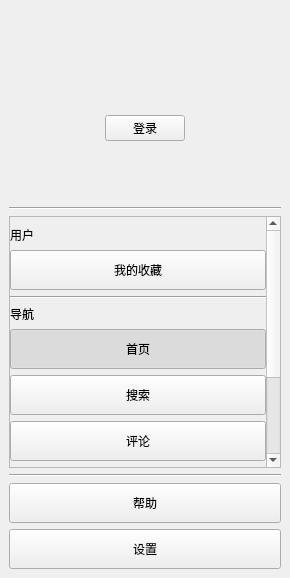
tonquer/JMComic-qt, file ui/component/ui_navigation.ui: the form before one commit.
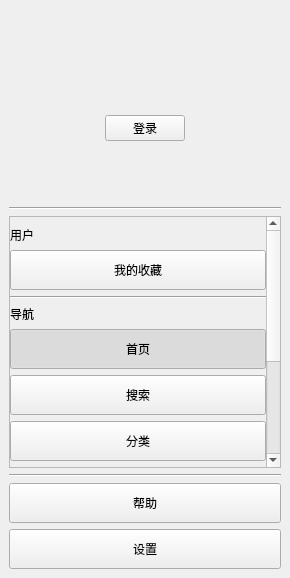
The form after the commit. Icons and pictures are not drawn. Custom widgets are drawn as their Qt base class.

The edit to the form file:
```diff
--- a/ui/component/ui_navigation.ui
+++ b/ui/component/ui_navigation.ui
@@ -310,6 +310,53 @@
             </attribute>
            </widget>
           </item>
+          <item>
+           <widget class="QToolButton" name="categoryButton">
+            <property name="sizePolicy">
+             <sizepolicy hsizetype="Expanding" vsizetype="Fixed">
+              <horstretch>0</horstretch>
+              <verstretch>0</verstretch>
+             </sizepolicy>
+            </property>
+            <property name="minimumSize">
+             <size>
+              <width>150</width>
+              <height>40</height>
+             </size>
+            </property>
+            <property name="focusPolicy">
+             <enum>Qt::NoFocus</enum>
+            </property>
+            <property name="text">
+             <string>分类</string>
+            </property>
+            <property name="icon">
+             <iconset>
+              <normaloff>:/images/menu/Contact.png</normaloff>:/images/menu/Contact.png</iconset>
+            </property>
+            <property name="iconSize">
+             <size>
+              <width>32</width>
+              <height>32</height>
+             </size>
+            </property>
+            <property name="checkable">
+             <bool>true</bool>
+            </property>
+            <property name="popupMode">
+             <enum>QToolButton::DelayedPopup</enum>
+            </property>
+            <property name="toolButtonStyle">
+             <enum>Qt::ToolButtonTextBesideIcon</enum>
+            </property>
+            <property name="arrowType">
+             <enum>Qt::NoArrow</enum>
+            </property>
+            <attribute name="buttonGroup">
+             <string notr="true">buttonGroup</string>
+            </attribute>
+           </widget>
+          </item>
           <item>
            <widget class="QToolButton" name="commentButton">
             <property name="sizePolicy">
```
